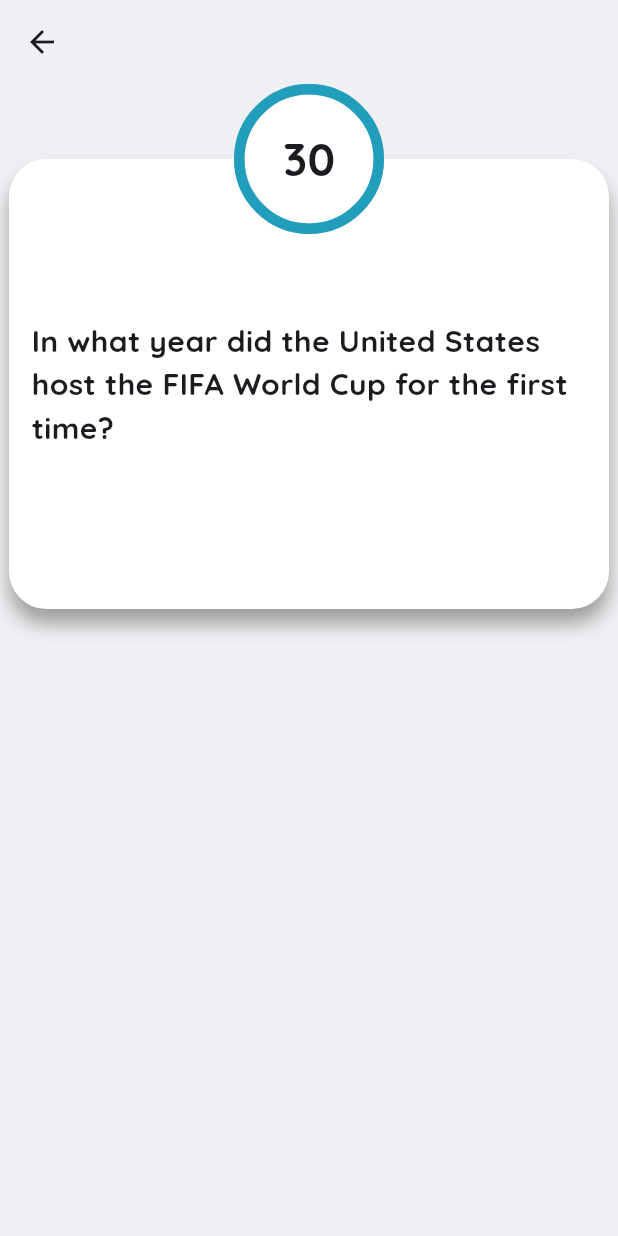
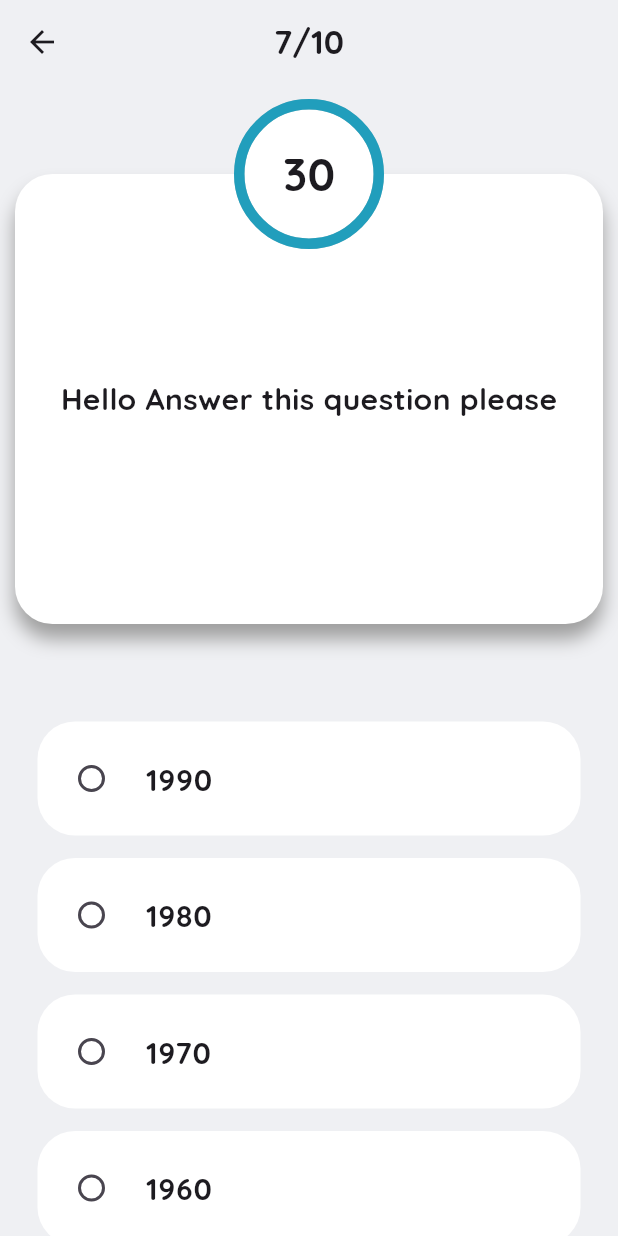
Before and after one commit to malakelsayed2/quiz_app, a Flutter app: the QuizScreen screen opened directly with empty values, on a phone screen of 412 x 824 dp. Run offline on Flutter 3.47's test engine with Material 3 defaults, Android fonts, the phone set to English and light mode, and no system bars; drawn by our look-alikes of percent_indicator; our stand-ins replace google_fonts, smooth_page_indicator.

Commit message:
Added answers to Quiz screen

```diff
--- a/lib/core/resources/color_manager.dart
+++ b/lib/core/resources/color_manager.dart
@@ -1,3 +1,5 @@
 class ColorMangager{
   static const int mainColor = 0xFF219ebc ;
+  static const int quizBackground = 0xFFEFF0F3 ;
+
 }
--- a/lib/core/resources/list_manager.dart
+++ b/lib/core/resources/list_manager.dart
@@ -1,3 +1,4 @@
+
 import '../../view/splash/widgets/onbording_widget.dart';
 
 class OnBoardingListManager {
@@ -19,3 +20,7 @@
     ),
   ];
 }
+
+class QuizAnswerListManager {
+  static List<String> list = ["1990" ,"1980" ,"1970" ,"1960"];
+}
--- a/lib/core/resources/size_manager.dart
+++ b/lib/core/resources/size_manager.dart
@@ -4,16 +4,16 @@
   static const double font25 = 25 ;
   static const double font30 = 30;
   static const double font200 = 200 ;
-
   static const double font500 = 500 ;
 }
-
 class Radius{
+  static const double rad25 = 25 ;
   static const double rad40 = 40 ;
+  static const double rad50 = 50 ;
 }
-
 class PaddingSize{
   static const double pad10 = 10 ;
+  static const double pad15 = 15 ;
   static const double pad20 = 20 ;
 }
 class Width{
@@ -24,10 +24,10 @@
 
 }
 class Height{
+  static const double h50 = 50 ;
   static const double h150 = 150 ;
-
+  static const double h300 = 300 ;
+  static const double h500 = 500 ;
   static const double h550 = 550 ;
-
   static const double h900 = 900 ;
-
 }
--- a/lib/view/splash/screens/quiz_screen.dart
+++ b/lib/view/splash/screens/quiz_screen.dart
@@ -1,37 +1,48 @@
 import 'package:flutter/material.dart';
 import 'package:google_fonts/google_fonts.dart';
-import 'package:percent_indicator/circular_percent_indicator.dart';
 import 'package:quizapp/core/resources/color_manager.dart';
+import 'package:quizapp/core/resources/size_manager.dart';
 import 'package:quizapp/view/splash/widgets/custom_circular_percentage.dart';
+import '../../../core/resources/list_manager.dart';
+import '../widgets/custom_question_card.dart';
 
-class QuizScreen extends StatelessWidget {
+class QuizScreen extends StatefulWidget {
   const QuizScreen({super.key});
+
+  @override
+  State<QuizScreen> createState() => _QuizScreenState();
+}
+
+class _QuizScreenState extends State<QuizScreen> {
+  int? selectedValue;
 
   @override
   Widget build(BuildContext context) {
     String userName = ModalRoute.of(context)!.settings.arguments as String;
+
     return Scaffold(
-      appBar: AppBar(backgroundColor: Colors.transparent),
-      backgroundColor: Color(0xFFEFF0F3),
+      appBar: AppBar(
+        backgroundColor: Colors.transparent,
+        title: Text(
+          "7/10",
+          style: GoogleFonts.quicksand(fontWeight: FontWeight.bold),
+        ),
+        centerTitle: true,
+      ),
+      backgroundColor: Color(ColorMangager.quizBackground),
       body: Center(
+        child: SingleChildScrollView(
+          physics: NeverScrollableScrollPhysics(),
+          padding: EdgeInsets.all(10),
           child: Column(
             crossAxisAlignment: CrossAxisAlignment.center,
             children: [
-            SizedBox(height: 50),
+              SizedBox(height: Height.h50),
               Stack(
                 clipBehavior: Clip.none,
                 children: [
-                Container(
-                  padding: EdgeInsets.all(15),
-                  alignment: Alignment.center,
-                  height: 300,
-                  width: 400,
-                  decoration: BoxDecoration(
-                    boxShadow: [BoxShadow(color: Colors.grey , offset: Offset(0, 10), blurRadius: 10)],
-                    borderRadius: BorderRadius.circular(25),
-                    color: Colors.white
-                  ),
-                  child: Text("In what year did the United States host the FIFA World Cup for the first time?", style: GoogleFonts.quicksand(fontSize: 20, fontWeight: FontWeight.bold),),
+                  CustomQuestionCard(
+                    question: 'Hello Answer this question please',
                   ),
                   Positioned(
                     top: -50,
@@ -41,7 +52,49 @@
                   ),
                 ],
               ),
+              SizedBox(height: Height.h50),
+              SizedBox(
+                height: Height.h500,
+                child: ListView.separated(
+                  // physics: NeverScrollableScrollPhysics(),
+                  padding: EdgeInsets.all(PaddingSize.pad15),
+                  itemCount: QuizAnswerListManager.list.length,
+                  itemBuilder: (context, index) {
+                    return RadioListTile(
+                      value: index,
+                      groupValue: selectedValue,
+                      onChanged: (value) {
+                        setState(() {
+                          selectedValue = value;
+                        });
+                      },
+                      title: Text(
+                        QuizAnswerListManager.list[index],
+                        style: GoogleFonts.quicksand(
+                          fontWeight: FontWeight.bold,
+                          fontSize: FontSize.font20,
+                        ),
+                      ),
+                      activeColor: Color(ColorMangager.mainColor),
+                      // Purple radio
+                      tileColor: Colors.white,
+                      // White background
+                      shape: RoundedRectangleBorder(
+                        borderRadius: BorderRadius.circular(
+                          Radius.rad25,
+                        ), // Rounded corners
+                      ),
+                      contentPadding: EdgeInsets.symmetric(
+                        horizontal: 16,
+                        vertical: 10,
+                      ),
+                    );
+                  },
+                  separatorBuilder:(context,index) => Container(height: 15),
+                ),
+              ),
             ],
+          ),
         ),
       ),
     );
--- a/lib/view/splash/widgets/custom_circular_percentage.dart
+++ b/lib/view/splash/widgets/custom_circular_percentage.dart
@@ -1,6 +1,7 @@
 import 'package:flutter/material.dart';
 import 'package:google_fonts/google_fonts.dart';
 import 'package:percent_indicator/circular_percent_indicator.dart';
+import 'package:quizapp/core/resources/size_manager.dart';
 
 import '../../../core/resources/color_manager.dart';
 
@@ -11,17 +12,17 @@
   Widget build(BuildContext context) {
     return CircleAvatar(
       backgroundColor: Colors.white,
-      radius: 50,
+      radius: Radius.rad50,
       child: CircularPercentIndicator(
         animation: true,
         restartAnimation: true,
         animationDuration: 2000,
-        radius: 50,
+        radius: Radius.rad50,
         percent: 1,
         center: Text(
           text,
           style: GoogleFonts.quicksand(
-            fontSize: 30,
+            fontSize: FontSize.font30,
             fontWeight: FontWeight.bold,
           ),
         ),
--- /dev/null
+++ b/lib/view/splash/widgets/custom_question_card.dart
@@ -0,0 +1,25 @@
+import 'package:flutter/material.dart';
+import 'package:google_fonts/google_fonts.dart';
+
+import '../../../core/resources/size_manager.dart';
+
+class CustomQuestionCard extends StatelessWidget {
+  const CustomQuestionCard({super.key, required this.question});
+  final String question ;
+
+  @override
+  Widget build(BuildContext context) {
+    return  Container(
+      padding: EdgeInsets.all(PaddingSize.pad15),
+      alignment: Alignment.center,
+      height: Height.h300,
+      width: Width.wid400,
+      decoration: BoxDecoration(
+          boxShadow: [BoxShadow(color: Colors.grey , offset: Offset(0, 10), blurRadius: 10)],
+          borderRadius: BorderRadius.circular(Radius.rad25),
+          color: Colors.white
+      ),
+      child: Text(question, style: GoogleFonts.quicksand(fontSize: FontSize.font20, fontWeight: FontWeight.bold),),
+    );
+  }
+}
```
Lines whose indentation alone changed are shown as unchanged.
